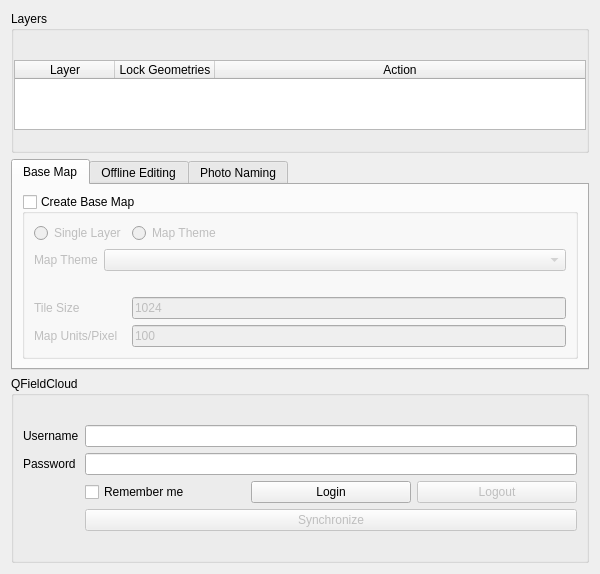
This is qfieldsync/ui/project_configuration_widget.ui in opengisch/qfieldsync as Qt 5 draws it before an edit. The edited form follows.
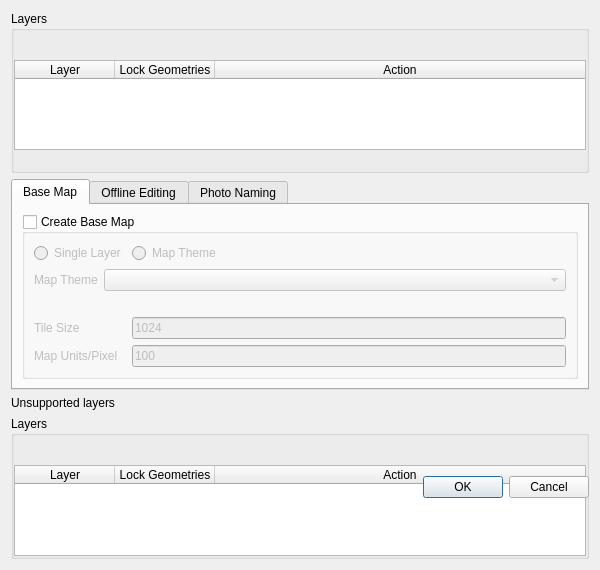
This is the edited form. Icons and pictures are not drawn. Custom widgets are drawn as their Qt base class.

Commit message: Delete cloud related UI from project config dialog

Patch:
```diff
--- a/qfieldsync/ui/project_configuration_widget.ui
+++ b/qfieldsync/ui/project_configuration_widget.ui
@@ -289,96 +289,105 @@
    <item row="4" column="0">
     <widget class="QGroupBox" name="groupBox_2">
      <property name="title">
-      <string>QFieldCloud</string>
+      <string>Layers</string>
      </property>
-     <layout class="QFormLayout" name="formLayout_3">
-      <item row="1" column="0">
-       <widget class="QLabel" name="usernameLabel">
-        <property name="text">
-         <string>Username</string>
-        </property>
-       </widget>
-      </item>
+     <layout class="QGridLayout" name="gridLayout_2">
+      <property name="leftMargin">
+       <number>0</number>
+      </property>
+      <property name="topMargin">
+       <number>0</number>
+      </property>
+      <property name="rightMargin">
+       <number>0</number>
+      </property>
+      <property name="bottomMargin">
+       <number>0</number>
+      </property>
       <item row="1" column="1">
-       <widget class="QLineEdit" name="usernameLineEdit"/>
-      </item>
-      <item row="2" column="0">
-       <widget class="QLabel" name="passwordLabel">
+       <widget class="QToolButton" name="multipleToggleButton">
+        <property name="toolTip">
+         <string>Toggle layers</string>
+        </property>
         <property name="text">
-         <string>Password</string>
+         <string/>
         </property>
-       </widget>
-      </item>
-      <item row="2" column="1">
-       <widget class="QgsPasswordLineEdit" name="passwordLineEdit"/>
-      </item>
-      <item row="3" column="1">
-       <layout class="QHBoxLayout" name="loginLogoutLayout" stretch="0,0,0">
-        <item>
-         <widget class="QCheckBox" name="rememberMeCheckBox">
-          <property name="text">
-           <string>Remember me</string>
-          </property>
-         </widget>
-        </item>
-        <item>
-         <widget class="QPushButton" name="loginButton">
-          <property name="text">
-           <string>Login</string>
-          </property>
-         </widget>
-        </item>
-        <item>
-         <widget class="QPushButton" name="logoutButton">
-          <property name="enabled">
-           <bool>false</bool>
-          </property>
-          <property name="text">
-           <string>Logout</string>
-          </property>
-         </widget>
-        </item>
-       </layout>
-      </item>
-      <item row="4" column="1">
-       <widget class="QPushButton" name="cloudSyncButton  ">
-        <property name="enabled">
-         <bool>false</bool>
+        <property name="icon">
+         <iconset>
+          <normaloff>../resources/visibility.svg</normaloff>../resources/visibility.svg</iconset>
         </property>
-        <property name="sizePolicy">
-         <sizepolicy hsizetype="Expanding" vsizetype="Fixed">
-          <horstretch>0</horstretch>
-          <verstretch>0</verstretch>
-         </sizepolicy>
+        <property name="popupMode">
+         <enum>QToolButton::InstantPopup</enum>
         </property>
-        <property name="text">
-         <string>Synchronize</string>
+        <property name="autoRaise">
+         <bool>true</bool>
         </property>
        </widget>
       </item>
-      <item row="0" column="1">
-       <widget class="QLabel" name="loginFeedbackLabel">
-        <property name="visible">
-         <bool>false</bool>
+      <item row="1" column="0">
+       <spacer name="horizontalSpacer">
+        <property name="orientation">
+         <enum>Qt::Horizontal</enum>
         </property>
-        <property name="text">
-         <string/>
+        <property name="sizeHint" stdset="0">
+         <size>
+          <width>40</width>
+          <height>20</height>
+         </size>
         </property>
-       </widget>
+       </spacer>
       </item>
-      <item row="5" column="1">
-       <widget class="QLabel" name="syncFeedbackLabel">
-        <property name="text">
-         <string/>
-        </property>
-        <property name="visible">
-         <bool>false</bool>
-        </property>
+      <item row="2" column="0" colspan="2">
+       <widget class="QTableWidget" name="layersTable">
+        <attribute name="horizontalHeaderStretchLastSection">
+         <bool>true</bool>
+        </attribute>
+        <column>
+         <property name="text">
+          <string>Layer</string>
+         </property>
+        </column>
+        <column>
+         <property name="text">
+          <string>Lock Geometries</string>
+         </property>
+         <property name="toolTip">
+          <string>When enabled, this option disables adding and deleting features, as well as modifying the geometries of existing features.</string>
+         </property>
+        </column>
+        <column>
+         <property name="text">
+          <string>Action</string>
+         </property>
+        </column>
        </widget>
       </item>
      </layout>
     </widget>
    </item>
+   <item row="4" column="0">
+    <widget class="QDialogButtonBox" name="buttonBox">
+     <property name="orientation">
+      <enum>Qt::Horizontal</enum>
+     </property>
+     <property name="standardButtons">
+      <set>QDialogButtonBox::Cancel|QDialogButtonBox::Ok</set>
+     </property>
+    </widget>
+   </item>
+   <item row="3" column="0">
+    <widget class="QLabel" name="unsupportedLayers">
+     <property name="text">
+      <string>Unsupported layers</string>
+     </property>
+     <property name="textFormat">
+      <enum>Qt::RichText</enum>
+     </property>
+     <property name="wordWrap">
+      <bool>true</bool>
+     </property>
+    </widget>
+   </item>
   </layout>
  </widget>
  <customwidgets>
@@ -387,11 +396,6 @@
    <extends>QComboBox</extends>
    <header>qgsmaplayercombobox.h</header>
   </customwidget>
-  <customwidget>
-   <class>QgsPasswordLineEdit</class>
-   <extends>QLineEdit</extends>
-   <header>qgspasswordlineedit.h</header>
-  </customwidget>
  </customwidgets>
  <resources/>
  <buttongroups>
```
The commit also changes 1 other file.
